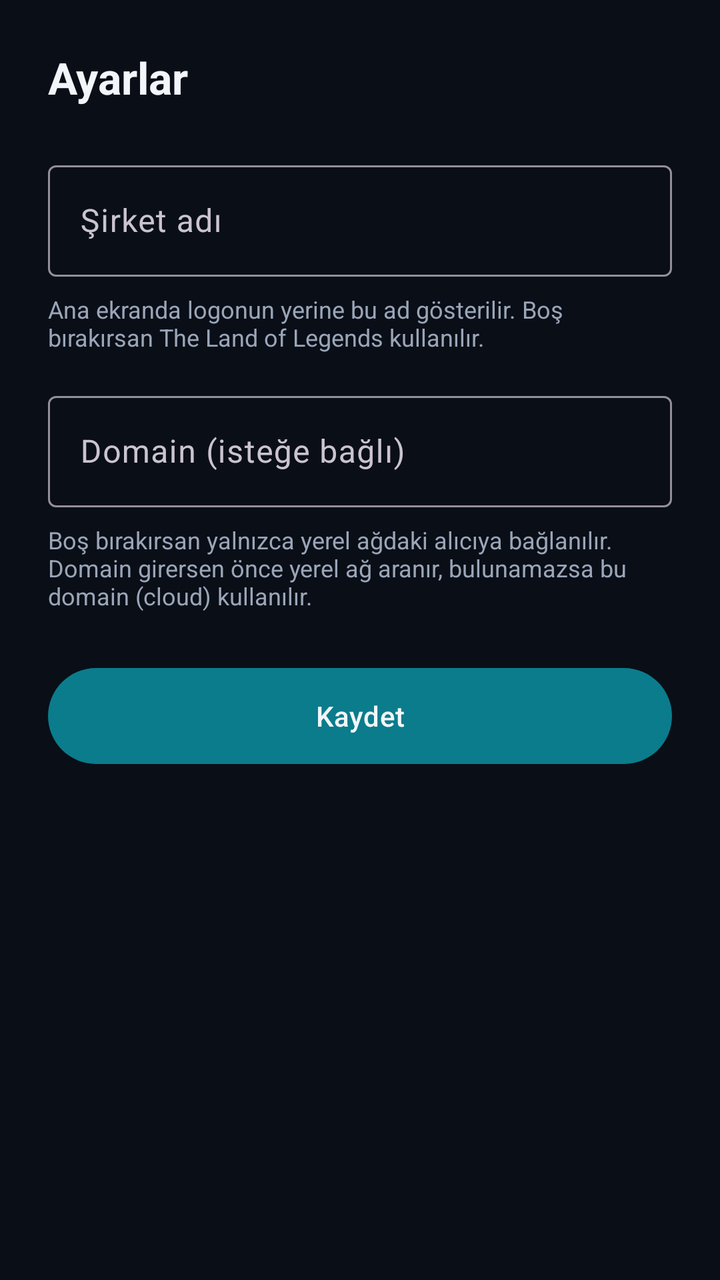
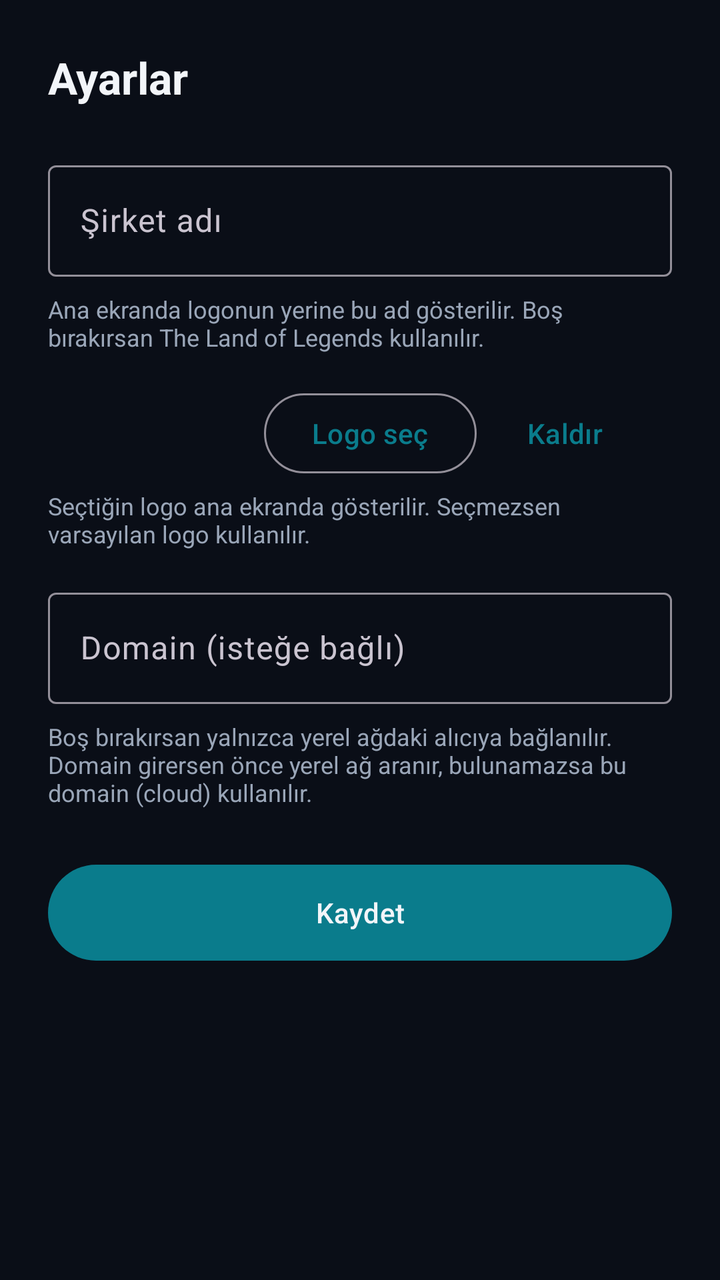

Before-and-after screenshots of an Android layout around one commit, followed by the original layout XML and the change that was made.
<!-- AndroidManifest.xml: application theme Theme.HomakCast -->
<!-- res/layout/activity_settings.xml -->
<?xml version="1.0" encoding="utf-8"?>
<ScrollView xmlns:android="http://schemas.android.com/apk/res/android"
    android:layout_width="match_parent"
    android:layout_height="match_parent"
    android:fillViewport="true">

    <LinearLayout
        android:layout_width="match_parent"
        android:layout_height="wrap_content"
        android:orientation="vertical"
        android:padding="24dp">

        <TextView
            android:layout_width="wrap_content"
            android:layout_height="wrap_content"
            android:text="@string/settings_title"
            android:textColor="@color/on_surface"
            android:textSize="22sp"
            android:textStyle="bold" />

        <com.google.android.material.textfield.TextInputLayout
            android:id="@+id/companyLayout"
            android:layout_width="match_parent"
            android:layout_height="wrap_content"
            android:layout_marginTop="24dp"
            android:hint="@string/hint_company">

            <com.google.android.material.textfield.TextInputEditText
                android:id="@+id/companyInput"
                android:layout_width="match_parent"
                android:layout_height="wrap_content"
                android:inputType="textCapWords"
                android:maxLength="60" />
        </com.google.android.material.textfield.TextInputLayout>

        <TextView
            android:layout_width="match_parent"
            android:layout_height="wrap_content"
            android:layout_marginTop="8dp"
            android:text="@string/company_help"
            android:textColor="@color/muted"
            android:textSize="12sp" />

        <com.google.android.material.textfield.TextInputLayout
            android:id="@+id/domainLayout"
            android:layout_width="match_parent"
            android:layout_height="wrap_content"
            android:layout_marginTop="16dp"
            android:hint="@string/hint_domain">

            <com.google.android.material.textfield.TextInputEditText
                android:id="@+id/domainInput"
                android:layout_width="match_parent"
                android:layout_height="wrap_content"
                android:inputType="textUri" />
        </com.google.android.material.textfield.TextInputLayout>

        <TextView
            android:layout_width="match_parent"
            android:layout_height="wrap_content"
            android:layout_marginTop="8dp"
            android:text="@string/domain_help"
            android:textColor="@color/muted"
            android:textSize="12sp" />

        <com.google.android.material.button.MaterialButton
            android:id="@+id/saveButton"
            android:layout_width="match_parent"
            android:layout_height="56dp"
            android:layout_marginTop="24dp"
            android:text="@string/save" />
    </LinearLayout>
</ScrollView>
<!-- resources referenced by this layout -->
<resources>
  <color name="muted">#9AA6B8</color>
  <color name="on_surface">#F2F5F9</color>
  <string name="company_help">Ana ekranda logonun yerine bu ad gösterilir. Boş bırakırsan The Land of Legends kullanılır.</string>
  <string name="domain_help">Boş bırakırsan yalnızca yerel ağdaki alıcıya bağlanılır. Domain girersen önce yerel ağ aranır, bulunamazsa bu domain (cloud) kullanılır.</string>
  <string name="hint_company">Şirket adı</string>
  <string name="hint_domain">Domain (isteğe bağlı)</string>
  <string name="save">Kaydet</string>
  <string name="settings_title">Ayarlar</string>
  <style name="Theme.HomakCast" parent="Theme.Material3.Dark.NoActionBar">
          <item name="colorPrimary">@color/brand</item>
          <item name="colorOnPrimary">@color/on_surface</item>
          <item name="android:windowBackground">@color/surface</item>
          <item name="android:statusBarColor">@color/surface</item>
          <item name="android:navigationBarColor">@color/surface</item>
      </style>
  <color name="brand">#0A7C8C</color>
  <color name="surface">#0A0E17</color>
</resources>

<!-- the commit's change to res/layout/activity_settings.xml (unified diff, before → after) -->
@@ -41,6 +41,44 @@
             android:textColor="@color/muted"
             android:textSize="12sp" />
 
+        <LinearLayout
+            android:layout_width="match_parent"
+            android:layout_height="wrap_content"
+            android:layout_marginTop="16dp"
+            android:gravity="center_vertical"
+            android:orientation="horizontal">
+
+            <ImageView
+                android:id="@+id/logoPreview"
+                android:layout_width="96dp"
+                android:layout_height="48dp"
+                android:contentDescription="@string/logo_pick"
+                android:scaleType="fitCenter" />
+
+            <com.google.android.material.button.MaterialButton
+                android:id="@+id/logoPickButton"
+                style="@style/Widget.Material3.Button.OutlinedButton"
+                android:layout_width="wrap_content"
+                android:layout_height="wrap_content"
+                android:layout_marginStart="12dp"
+                android:text="@string/logo_pick" />
+
+            <com.google.android.material.button.MaterialButton
+                android:id="@+id/logoClearButton"
+                style="@style/Widget.Material3.Button.TextButton"
+                android:layout_width="wrap_content"
+                android:layout_height="wrap_content"
+                android:text="@string/logo_clear" />
+        </LinearLayout>
+
+        <TextView
+            android:layout_width="match_parent"
+            android:layout_height="wrap_content"
+            android:layout_marginTop="4dp"
+            android:text="@string/logo_help"
+            android:textColor="@color/muted"
+            android:textSize="12sp" />
+
         <com.google.android.material.textfield.TextInputLayout
             android:id="@+id/domainLayout"
             android:layout_width="match_parent"
<!-- resource entries referenced after the edit -->
@@ -6,6 +6,9 @@
   <string name="domain_help">Boş bırakırsan yalnızca yerel ağdaki alıcıya bağlanılır. Domain girersen önce yerel ağ aranır, bulunamazsa bu domain (cloud) kullanılır.</string>
   <string name="hint_company">Şirket adı</string>
   <string name="hint_domain">Domain (isteğe bağlı)</string>
+  <string name="logo_clear">Kaldır</string>
+  <string name="logo_help">Seçtiğin logo ana ekranda gösterilir. Seçmezsen varsayılan logo kullanılır.</string>
+  <string name="logo_pick">Logo seç</string>
   <string name="save">Kaydet</string>
   <string name="settings_title">Ayarlar</string>
   <style name="Theme.HomakCast" parent="Theme.Material3.Dark.NoActionBar">
